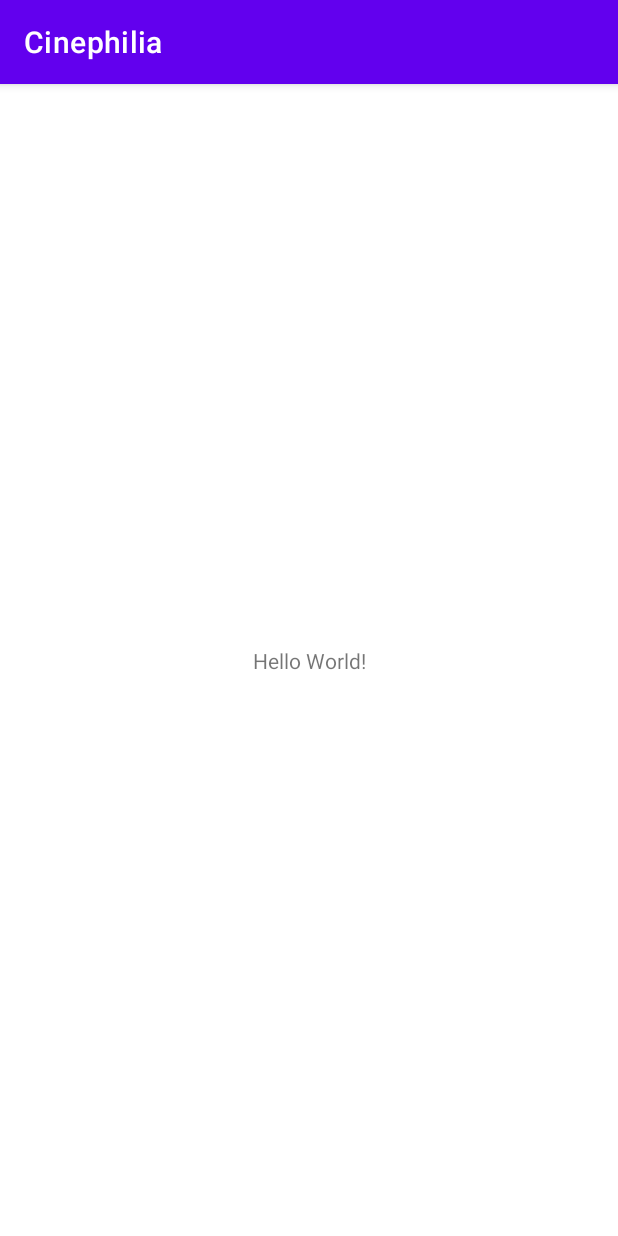
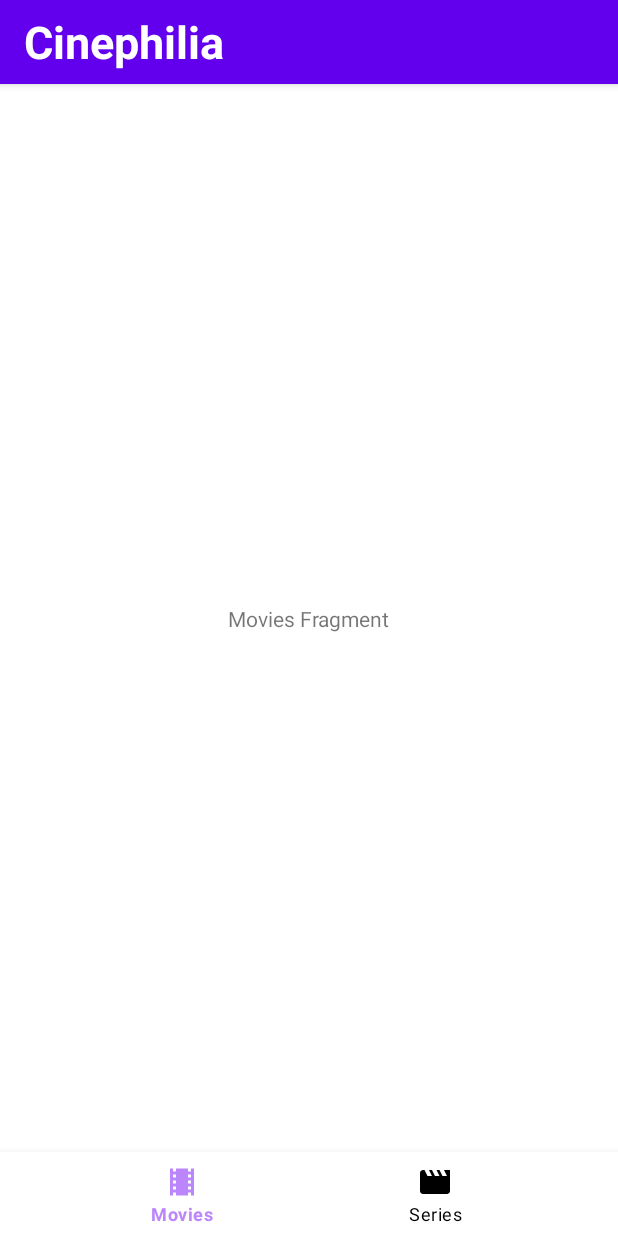
Before and after one commit to tapdigguliyev/CinephiliaApp, an Android app: the screen it shows after launch (MainActivity), on a phone screen of 412 x 824 dp. Run offline under Robolectric (Android 15) with nearby library versions, the phone set to English and light mode, and no system bars; our stand-ins replace Dagger/Hilt's generated code, navigation-ui.

Commit message:
Bottom navigation bar applied with navigation components, BUG: can't open moviesFragment when in movieDetailsFragment

```diff
--- a/app/src/main/java/az/abb/tap/cinephilia/application/MainActivity.kt
+++ b/app/src/main/java/az/abb/tap/cinephilia/application/MainActivity.kt
@@ -1,7 +1,10 @@
 package az.abb.tap.cinephilia.application
 
+import android.os.Bundle
 import androidx.appcompat.app.AppCompatActivity
-import android.os.Bundle
+import androidx.navigation.fragment.NavHostFragment
+import androidx.navigation.ui.setupWithNavController
+import az.abb.tap.cinephilia.R
 import az.abb.tap.cinephilia.databinding.ActivityMainBinding
 import dagger.hilt.android.AndroidEntryPoint
 
@@ -13,5 +16,9 @@ class MainActivity : AppCompatActivity() {
         super.onCreate(savedInstanceState)
         binding = ActivityMainBinding.inflate(layoutInflater)
         setContentView(binding.root)
+
+        val navHostFragment = supportFragmentManager.findFragmentById(R.id.navHostFragment) as NavHostFragment
+        val navController = navHostFragment.navController
+        binding.bottomNavigationView.setupWithNavController(navController)
     }
 }
--- a/app/src/main/java/az/abb/tap/cinephilia/feature/feature1/view/MoviesFragment.kt
+++ b/app/src/main/java/az/abb/tap/cinephilia/feature/feature1/view/MoviesFragment.kt
@@ -5,6 +5,8 @@ import androidx.fragment.app.Fragment
 import android.view.LayoutInflater
 import android.view.View
 import android.view.ViewGroup
+import androidx.navigation.fragment.findNavController
+import az.abb.tap.cinephilia.R
 import az.abb.tap.cinephilia.databinding.FragmentMoviesBinding
 
 class MoviesFragment : Fragment() {
@@ -14,4 +16,12 @@ class MoviesFragment : Fragment() {
         binding = FragmentMoviesBinding.inflate(layoutInflater, container, false)
         return binding.root
     }
+
+    override fun onViewCreated(view: View, savedInstanceState: Bundle?) {
+        super.onViewCreated(view, savedInstanceState)
+
+        binding.tvName.setOnClickListener {
+            findNavController().navigate(R.id.action_moviesFragment_to_movieDetailsFragment)
+        }
+    }
 }
--- /dev/null
+++ b/app/src/main/res/drawable/bottom_nav_selector.xml
@@ -0,0 +1,6 @@
+<?xml version="1.0" encoding="utf-8"?>
+<selector xmlns:android="http://schemas.android.com/apk/res/android">
+    <item android:state_checked="true" android:color="@color/purple_200" />
+    <item android:state_checked="false" android:color="#000000" />
+
+</selector>
--- /dev/null
+++ b/app/src/main/res/drawable/ic_movies.xml
@@ -0,0 +1,5 @@
+<vector android:height="24dp" android:tint="#000000"
+    android:viewportHeight="24" android:viewportWidth="24"
+    android:width="24dp" xmlns:android="http://schemas.android.com/apk/res/android">
+    <path android:fillColor="@android:color/white" android:pathData="M18,3v2h-2L16,3L8,3v2L6,5L6,3L4,3v18h2v-2h2v2h8v-2h2v2h2L20,3h-2zM8,17L6,17v-2h2v2zM8,13L6,13v-2h2v2zM8,9L6,9L6,7h2v2zM18,17h-2v-2h2v2zM18,13h-2v-2h2v2zM18,9h-2L16,7h2v2z"/>
+</vector>
--- /dev/null
+++ b/app/src/main/res/drawable/ic_series.xml
@@ -0,0 +1,5 @@
+<vector android:height="24dp" android:tint="#000000"
+    android:viewportHeight="24" android:viewportWidth="24"
+    android:width="24dp" xmlns:android="http://schemas.android.com/apk/res/android">
+    <path android:fillColor="@android:color/white" android:pathData="M18,4l2,4h-3l-2,-4h-2l2,4h-3l-2,-4H8l2,4H7L5,4H4c-1.1,0 -1.99,0.9 -1.99,2L2,18c0,1.1 0.9,2 2,2h16c1.1,0 2,-0.9 2,-2V4h-4z"/>
+</vector>
--- a/app/src/main/res/layout/activity_main.xml
+++ b/app/src/main/res/layout/activity_main.xml
@@ -6,13 +6,52 @@
     android:layout_height="match_parent"
     tools:context=".application.MainActivity">
 
-    <TextView
-        android:layout_width="wrap_content"
-        android:layout_height="wrap_content"
-        android:text="Hello World!"
+    <com.google.android.material.appbar.AppBarLayout
+        android:id="@+id/appBarLayout"
+        android:layout_width="match_parent"
+        android:layout_height="?android:attr/actionBarSize"
+        app:layout_constraintStart_toStartOf="parent"
+        app:layout_constraintTop_toTopOf="parent">
+
+        <com.google.android.material.appbar.MaterialToolbar
+            android:id="@+id/toolbar"
+            android:layout_width="match_parent"
+            android:layout_height="match_parent">
+
+            <com.google.android.material.textview.MaterialTextView
+                android:id="@+id/tvToolbarTitle"
+                android:layout_width="match_parent"
+                android:layout_height="match_parent"
+                android:gravity="center_vertical"
+                android:text="@string/app_name"
+                android:textColor="@color/white"
+                android:textSize="30sp"
+                android:textStyle="bold" />
+
+        </com.google.android.material.appbar.MaterialToolbar>
+
+    </com.google.android.material.appbar.AppBarLayout>
+
+    <androidx.fragment.app.FragmentContainerView
+        android:id="@+id/navHostFragment"
+        android:name="androidx.navigation.fragment.NavHostFragment"
+        android:layout_width="match_parent"
+        android:layout_height="0dp"
+        app:defaultNavHost="true"
+        app:layout_constraintBottom_toTopOf="@id/bottomNavigationView"
+        app:layout_constraintStart_toStartOf="parent"
+        app:layout_constraintTop_toBottomOf="@id/appBarLayout"
+        app:navGraph="@navigation/nav_graph" />
+
+    <com.google.android.material.bottomnavigation.BottomNavigationView
+        android:id="@+id/bottomNavigationView"
+        android:layout_width="match_parent"
+        android:layout_height="56dp"
+        app:itemIconTint="@drawable/bottom_nav_selector"
+        app:itemTextColor="@drawable/bottom_nav_selector"
         app:layout_constraintBottom_toBottomOf="parent"
         app:layout_constraintEnd_toEndOf="parent"
         app:layout_constraintStart_toStartOf="parent"
-        app:layout_constraintTop_toTopOf="parent" />
+        app:menu="@menu/bottom_nav_menu" />
 
 </androidx.constraintlayout.widget.ConstraintLayout>
--- a/app/src/main/res/layout/fragment_movie_details.xml
+++ b/app/src/main/res/layout/fragment_movie_details.xml
@@ -1,5 +1,6 @@
 <?xml version="1.0" encoding="utf-8"?>
-<FrameLayout xmlns:android="http://schemas.android.com/apk/res/android"
+<androidx.constraintlayout.widget.ConstraintLayout xmlns:android="http://schemas.android.com/apk/res/android"
+    xmlns:app="http://schemas.android.com/apk/res-auto"
     xmlns:tools="http://schemas.android.com/tools"
     android:layout_width="match_parent"
     android:layout_height="match_parent"
@@ -7,8 +8,14 @@
 
     <!-- TODO: Update blank fragment layout -->
     <TextView
-        android:layout_width="match_parent"
-        android:layout_height="match_parent"
-        android:text="Movie Details Fragment" />
+        android:layout_width="wrap_content"
+        android:layout_height="wrap_content"
+        android:text="Movie Details Fragment"
+        app:layout_constraintBottom_toBottomOf="parent"
+        app:layout_constraintEnd_toEndOf="parent"
+        app:layout_constraintHorizontal_bias="0.5"
+        app:layout_constraintStart_toStartOf="parent"
+        app:layout_constraintTop_toTopOf="parent"
+        app:layout_constraintVertical_bias="0.5" />
 
-</FrameLayout>
+</androidx.constraintlayout.widget.ConstraintLayout>
--- a/app/src/main/res/layout/fragment_movies.xml
+++ b/app/src/main/res/layout/fragment_movies.xml
@@ -1,5 +1,6 @@
 <?xml version="1.0" encoding="utf-8"?>
-<FrameLayout xmlns:android="http://schemas.android.com/apk/res/android"
+<androidx.constraintlayout.widget.ConstraintLayout xmlns:android="http://schemas.android.com/apk/res/android"
+    xmlns:app="http://schemas.android.com/apk/res-auto"
     xmlns:tools="http://schemas.android.com/tools"
     android:layout_width="match_parent"
     android:layout_height="match_parent"
@@ -7,8 +8,15 @@
 
     <!-- TODO: Update blank fragment layout -->
     <TextView
-        android:layout_width="match_parent"
-        android:layout_height="match_parent"
-        android:text="Movies Fragment" />
+        android:id="@+id/tvName"
+        android:layout_width="wrap_content"
+        android:layout_height="wrap_content"
+        android:text="Movies Fragment"
+        app:layout_constraintBottom_toBottomOf="parent"
+        app:layout_constraintEnd_toEndOf="parent"
+        app:layout_constraintHorizontal_bias="0.5"
+        app:layout_constraintStart_toStartOf="parent"
+        app:layout_constraintTop_toTopOf="parent"
+        app:layout_constraintVertical_bias="0.5" />
 
-</FrameLayout>
+</androidx.constraintlayout.widget.ConstraintLayout>
--- a/app/src/main/res/layout/fragment_series.xml
+++ b/app/src/main/res/layout/fragment_series.xml
@@ -1,5 +1,6 @@
 <?xml version="1.0" encoding="utf-8"?>
-<FrameLayout xmlns:android="http://schemas.android.com/apk/res/android"
+<androidx.constraintlayout.widget.ConstraintLayout xmlns:android="http://schemas.android.com/apk/res/android"
+    xmlns:app="http://schemas.android.com/apk/res-auto"
     xmlns:tools="http://schemas.android.com/tools"
     android:layout_width="match_parent"
     android:layout_height="match_parent"
@@ -7,8 +8,14 @@
 
     <!-- TODO: Update blank fragment layout -->
     <TextView
-        android:layout_width="match_parent"
-        android:layout_height="match_parent"
-        android:text="Series Fragment" />
+        android:layout_width="wrap_content"
+        android:layout_height="wrap_content"
+        android:text="Series Fragment"
+        app:layout_constraintBottom_toBottomOf="parent"
+        app:layout_constraintEnd_toEndOf="parent"
+        app:layout_constraintHorizontal_bias="0.5"
+        app:layout_constraintStart_toStartOf="parent"
+        app:layout_constraintTop_toTopOf="parent"
+        app:layout_constraintVertical_bias="0.5" />
 
-</FrameLayout>
+</androidx.constraintlayout.widget.ConstraintLayout>
--- /dev/null
+++ b/app/src/main/res/menu/bottom_nav_menu.xml
@@ -0,0 +1,12 @@
+<?xml version="1.0" encoding="utf-8"?>
+<menu xmlns:android="http://schemas.android.com/apk/res/android">
+    <item
+        android:id="@+id/moviesFragment"
+        android:icon="@drawable/ic_movies"
+        android:title="@string/movies" />
+
+    <item
+        android:id="@+id/seriesFragment"
+        android:icon="@drawable/ic_series"
+        android:title="@string/series" />
+</menu>
--- /dev/null
+++ b/app/src/main/res/navigation/nav_graph.xml
@@ -0,0 +1,31 @@
+<?xml version="1.0" encoding="utf-8"?>
+<navigation xmlns:android="http://schemas.android.com/apk/res/android"
+    xmlns:app="http://schemas.android.com/apk/res-auto"
+    xmlns:tools="http://schemas.android.com/tools"
+    android:id="@+id/nav_graph"
+    app:startDestination="@id/moviesFragment">
+
+    <fragment
+        android:id="@+id/moviesFragment"
+        android:name="az.abb.tap.cinephilia.feature.feature1.view.MoviesFragment"
+        android:label="fragment_movies"
+        tools:layout="@layout/fragment_movies">
+        <action
+            android:id="@+id/action_moviesFragment_to_movieDetailsFragment"
+            app:destination="@id/movieDetailsFragment" />
+    </fragment>
+    <fragment
+        android:id="@+id/seriesFragment"
+        android:name="az.abb.tap.cinephilia.feature.feature1.view.SeriesFragment"
+        android:label="fragment_series"
+        tools:layout="@layout/fragment_series" />
+    <fragment
+        android:id="@+id/movieDetailsFragment"
+        android:name="az.abb.tap.cinephilia.feature.feature1.view.MovieDetailsFragment"
+        android:label="fragment_movie_details"
+        tools:layout="@layout/fragment_movie_details">
+        <action
+            android:id="@+id/action_movieDetailsFragment_to_moviesFragment"
+            app:destination="@id/moviesFragment" />
+    </fragment>
+</navigation>
--- a/app/src/main/res/values-night/themes.xml
+++ b/app/src/main/res/values-night/themes.xml
@@ -1,6 +1,6 @@
 <resources xmlns:tools="http://schemas.android.com/tools">
     <!-- Base application theme. -->
-    <style name="Theme.Cinephilia" parent="Theme.MaterialComponents.DayNight.DarkActionBar">
+    <style name="Theme.Cinephilia" parent="Theme.MaterialComponents.DayNight.NoActionBar">
         <!-- Primary brand color. -->
         <item name="colorPrimary">@color/purple_200</item>
         <item name="colorPrimaryVariant">@color/purple_700</item>
--- a/app/src/main/res/values/strings.xml
+++ b/app/src/main/res/values/strings.xml
@@ -1,3 +1,5 @@
 <resources>
     <string name="app_name">Cinephilia</string>
+    <string name="movies">Movies</string>
+    <string name="series">Series</string>
 </resources>
--- a/app/src/main/res/values/themes.xml
+++ b/app/src/main/res/values/themes.xml
@@ -1,6 +1,6 @@
 <resources xmlns:tools="http://schemas.android.com/tools">
     <!-- Base application theme. -->
-    <style name="Theme.Cinephilia" parent="Theme.MaterialComponents.DayNight.DarkActionBar">
+    <style name="Theme.Cinephilia" parent="Theme.MaterialComponents.DayNight.NoActionBar">
         <!-- Primary brand color. -->
         <item name="colorPrimary">@color/purple_500</item>
         <item name="colorPrimaryVariant">@color/purple_700</item>
```
